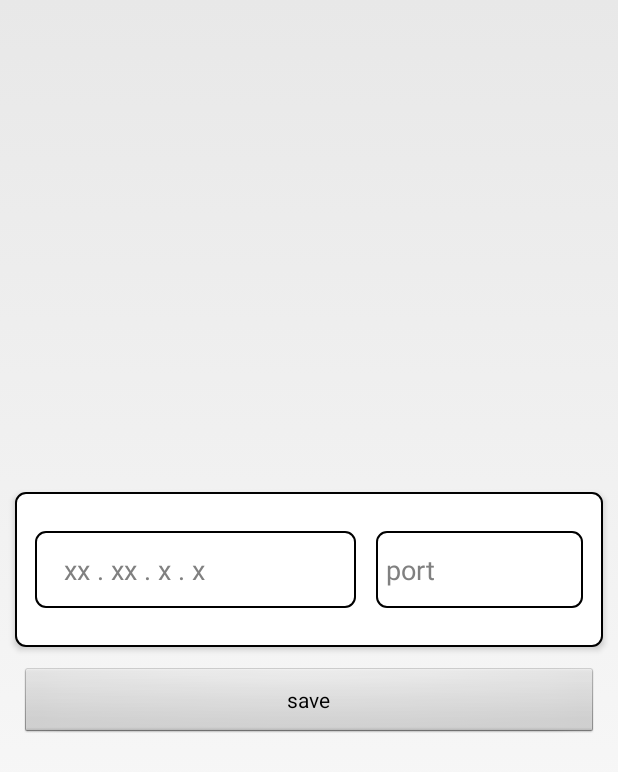
After one commit to saedAlHanash/Cirfid, an Android app: the layout dialog_ip.xml on its own in the app's theme, with its tools: preview values and no code run, on a phone screen of 412 x 824 dp. The commit adds this screen. Shown: the top 772 px of the screen. Run offline under Robolectric (Android 15) with nearby library versions, the phone set to English and light mode, and no system bars; Roboto replaces fonts that are not available here.

Commit message:
تطبيق ديالوج اضافة ip

```diff
--- a/app/src/main/java/com/handheld/uhfrdemo/SAED/SocketClient.java
+++ b/app/src/main/java/com/handheld/uhfrdemo/SAED/SocketClient.java
@@ -78,7 +78,8 @@ public class SocketClient {
             initPrintWriter();// تهيئة ال buffer writer
             isConnect = true;
 
-            connectStat.stat(true); // تغيير الحالة في ال callBack
+            if (connectStat != null)
+                connectStat.stat(true); // تغيير الحالة في ال callBack
 
 
             //تهيئة متنصت قراءة من ال socket بحيث عند انقطاع الاتصال يقوم ب exception من خلاله نقوم بتغير حالة التصال بال callBack
@@ -212,7 +213,8 @@ public class SocketClient {
                 finalIn.readBoolean();
             } catch (IOException ignore) {
                 isConnect = false;
-                connectStat.stat(false);
+                if (connectStat != null)
+                    connectStat.stat(false);
                 reConnect();
                 break;
             }
--- /dev/null
+++ b/app/src/main/res/drawable/out_line_border.xml
@@ -0,0 +1,12 @@
+<?xml version="1.0" encoding="utf-8"?>
+<shape xmlns:android="http://schemas.android.com/apk/res/android"
+    android:shape="rectangle">
+
+    <corners android:radius="@dimen/_5sdp" />
+    <solid android:color="@color/white"/>
+
+    <stroke
+        android:width="1dp"
+        android:color="@color/black" />
+
+</shape>
--- /dev/null
+++ b/app/src/main/res/layout/dialog_ip.xml
@@ -0,0 +1,72 @@
+<?xml version="1.0" encoding="utf-8"?>
+<LinearLayout xmlns:android="http://schemas.android.com/apk/res/android"
+    xmlns:app="http://schemas.android.com/apk/res-auto"
+    android:layout_width="match_parent"
+    android:layout_height="match_parent"
+    android:gravity="center"
+    android:orientation="vertical">
+
+
+    <LinearLayout
+        android:id="@+id/linearLayout2"
+        android:layout_width="match_parent"
+        android:layout_height="wrap_content"
+        android:layout_gravity="center"
+        android:layout_marginStart="10dp"
+        android:layout_marginTop="10dp"
+        android:layout_marginEnd="10dp"
+        android:background="@drawable/out_line_border"
+        android:elevation="@dimen/_2sdp"
+        android:gravity="center"
+        android:layoutDirection="ltr"
+        android:orientation="horizontal"
+        android:paddingStart="@dimen/_5sdp"
+        android:paddingTop="@dimen/_20sdp"
+        android:paddingEnd="@dimen/_5sdp"
+        android:paddingBottom="@dimen/_20sdp">
+
+        <EditText
+            android:id="@+id/ip"
+            android:layout_width="match_parent"
+            android:layout_height="wrap_content"
+            android:layout_marginStart="@dimen/_5sdp"
+            android:layout_marginEnd="@dimen/_5sdp"
+            android:layout_weight="1"
+            android:background="@drawable/out_line_border"
+            android:digits="0123456789."
+            android:ems="10"
+            android:hint="xx . xx . x . x"
+            android:inputType="number|numberDecimal"
+            android:paddingStart="@dimen/_15sdp"
+            android:paddingTop="@dimen/_10sdp"
+            android:paddingEnd="@dimen/_10sdp"
+            android:paddingBottom="@dimen/_10sdp" />
+
+        <EditText
+            android:id="@+id/port"
+            android:layout_width="match_parent"
+            android:layout_height="wrap_content"
+            android:layout_marginStart="@dimen/_5sdp"
+            android:layout_marginEnd="@dimen/_5sdp"
+            android:layout_weight="1.5"
+            android:background="@drawable/out_line_border"
+            android:ems="10"
+            android:hint="port"
+            android:inputType="numberSigned|number"
+            android:maxLength="6"
+            android:paddingStart="@dimen/_5sdp"
+            android:paddingTop="@dimen/_10sdp"
+            android:paddingEnd="@dimen/_5sdp"
+            android:paddingBottom="@dimen/_10sdp" />
+
+
+    </LinearLayout>
+
+    <Button
+        android:id="@+id/save_ip"
+        android:layout_width="match_parent"
+        android:layout_height="wrap_content"
+        android:layout_margin="@dimen/_10sdp"
+        android:text="save" />
+
+</LinearLayout>
```
Also changed, not shown: app/src/main/java/com/handheld/uhfrdemo/Fragment1_Inventory.java (+43 -8 lines), app/src/main/java/com/handheld/uhfrdemo/MainActivity.java (+35 -30 lines), app/src/main/java/com/handheld/uhfrdemo/SAED/DialogSetIp.java (added, +66 -0 lines), app/src/main/java/com/handheld/uhfrdemo/SAED/SharedPreference.java (added, +236 -0 lines), app/src/main/res/layout/fragment_inventory.xml (+13 -2 lines).
